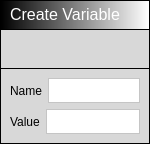
Qt form Deflow/Blocks/newvarblock.ui (Lambipapp/Deflow) before a commit.
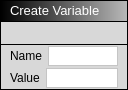
The same form after that commit. Custom widgets are drawn as their Qt base class.

Commit message: rescaled all blocks to easyer fit on UI

```diff
--- a/Deflow/Blocks/newvarblock.ui
+++ b/Deflow/Blocks/newvarblock.ui
@@ -6,8 +6,8 @@
    <rect>
     <x>0</x>
     <y>0</y>
-    <width>150</width>
-    <height>144</height>
+    <width>127</width>
+    <height>90</height>
    </rect>
   </property>
   <property name="windowTitle">
@@ -52,7 +52,7 @@
         <property name="minimumSize">
          <size>
           <width>0</width>
-          <height>28</height>
+          <height>20</height>
          </size>
         </property>
         <property name="maximumSize">
@@ -62,7 +62,7 @@
          </size>
         </property>
         <property name="styleSheet">
-         <string notr="true">background-color: qlineargradient(spread:pad, x1:0, y1:0, x2:1, y2:0, stop:0 rgba(0, 0, 0, 255), stop:1 rgba(255, 255, 255, 255));</string>
+         <string notr="true">background-color: qlineargradient(spread:pad, x1:0, y1:0, x2:1, y2:0, stop:0 rgba(0, 0, 0, 255), stop:1 rgba(184, 184, 184, 255));</string>
         </property>
         <layout class="QVBoxLayout" name="verticalLayout_5">
          <property name="spacing">
@@ -98,7 +98,7 @@
             <string notr="true">background-color: rgba(255, 255, 255, 0);</string>
            </property>
            <property name="text">
-            <string>&lt;html&gt;&lt;head/&gt;&lt;body&gt;&lt;p&gt;&lt;span style=&quot; font-size:12pt; color:#ffffff;&quot;&gt;Create Variable&lt;/span&gt;&lt;/p&gt;&lt;/body&gt;&lt;/html&gt;</string>
+            <string>&lt;html&gt;&lt;head/&gt;&lt;body&gt;&lt;p&gt;&lt;span style=&quot; font-size:10pt; color:#ffffff;&quot;&gt;Create Variable&lt;/span&gt;&lt;/p&gt;&lt;/body&gt;&lt;/html&gt;</string>
            </property>
           </widget>
          </item>
@@ -111,6 +111,12 @@
          <string notr="true">background-color: rgb(216, 216, 216);</string>
         </property>
         <layout class="QHBoxLayout" name="horizontalLayout_6">
+         <property name="topMargin">
+          <number>1</number>
+         </property>
+         <property name="bottomMargin">
+          <number>1</number>
+         </property>
          <item>
           <widget class="QWidget" name="InNodes_2" native="true">
            <property name="sizePolicy">
@@ -228,9 +234,21 @@
          <string notr="true">background-color: rgb(216, 216, 216);</string>
         </property>
         <layout class="QHBoxLayout" name="horizontalLayout_2">
+         <property name="spacing">
+          <number>2</number>
+         </property>
+         <property name="topMargin">
+          <number>1</number>
+         </property>
+         <property name="bottomMargin">
+          <number>1</number>
+         </property>
          <item>
           <widget class="QWidget" name="widget_2" native="true">
            <layout class="QVBoxLayout" name="verticalLayout">
+            <property name="spacing">
+             <number>2</number>
+            </property>
             <property name="leftMargin">
              <number>0</number>
             </property>
@@ -270,12 +288,18 @@
                  <property name="maximumSize">
                   <size>
                    <width>167100</width>
-                   <height>25</height>
+                   <height>20</height>
                   </size>
                  </property>
                  <property name="styleSheet">
                   <string notr="true">background-color: rgb(255, 255, 255);</string>
                  </property>
+                 <property name="verticalScrollBarPolicy">
+                  <enum>Qt::ScrollBarAlwaysOff</enum>
+                 </property>
+                 <property name="horizontalScrollBarPolicy">
+                  <enum>Qt::ScrollBarAlwaysOff</enum>
+                 </property>
                 </widget>
                </item>
               </layout>
@@ -308,12 +332,18 @@
                  <property name="maximumSize">
                   <size>
                    <width>167100</width>
-                   <height>25</height>
+                   <height>20</height>
                   </size>
                  </property>
                  <property name="styleSheet">
                   <string notr="true">background-color: rgb(255, 255, 255);</string>
                  </property>
+                 <property name="verticalScrollBarPolicy">
+                  <enum>Qt::ScrollBarAlwaysOff</enum>
+                 </property>
+                 <property name="horizontalScrollBarPolicy">
+                  <enum>Qt::ScrollBarAlwaysOff</enum>
+                 </property>
                 </widget>
                </item>
               </layout>
```
The commit also changes 7 other files.
